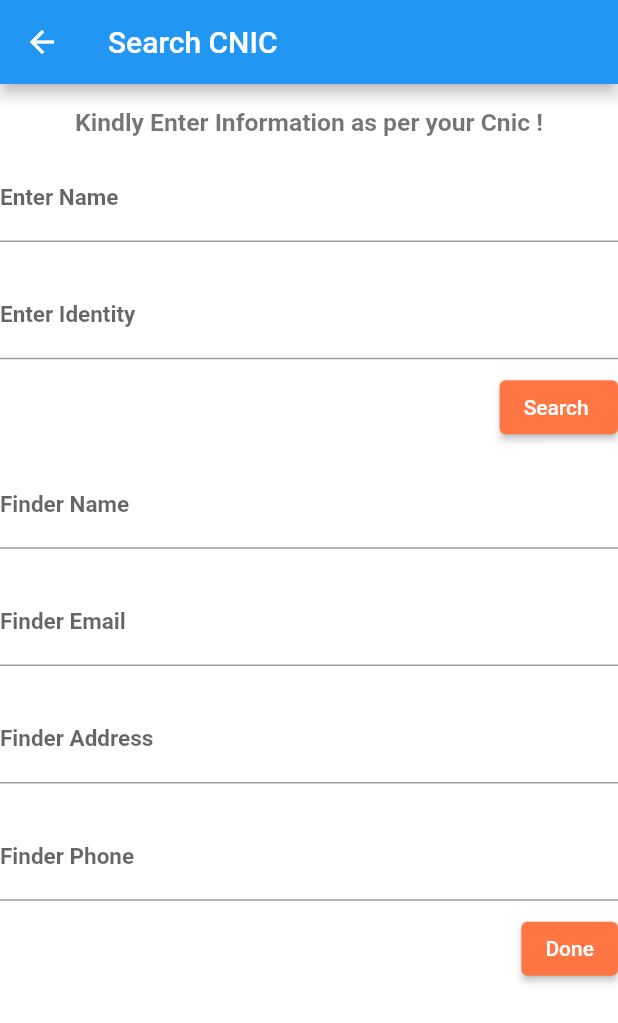
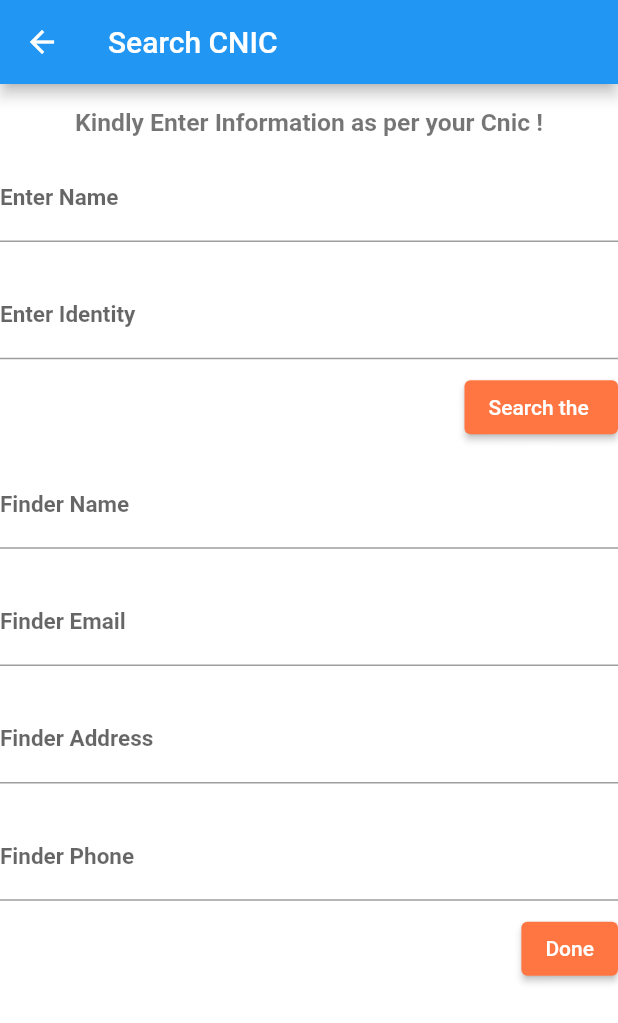
Before and after one commit to iHamza7/Last-year-Project, a Flutter app: the CnicFind screen opened by its route, on a phone screen of 412 x 824 dp. Shown: the top 1023 px of the screen. Run offline on Flutter 3.47's test engine with Material 2 defaults, Android fonts, the phone set to English and light mode, and no system bars; our stand-ins replace cloud_firestore, firebase_core, image_picker; missing offline and left inert: pakistan_cnic; accounts and stored records are empty.

Commit message:
lib changed

```diff
--- a/lib/cnic_findupload/cnic_find.dart
+++ b/lib/cnic_findupload/cnic_find.dart
@@ -82,7 +82,7 @@ class _CnicFindState extends State<CnicFind> {
                       finderPhone.text = dataShot['FinderPhone'];
                     } else {}
                   },
-                  child: const Text('Search '),
+                  child: const Text('Search the '),
                 ),
               ],
             ),
```
